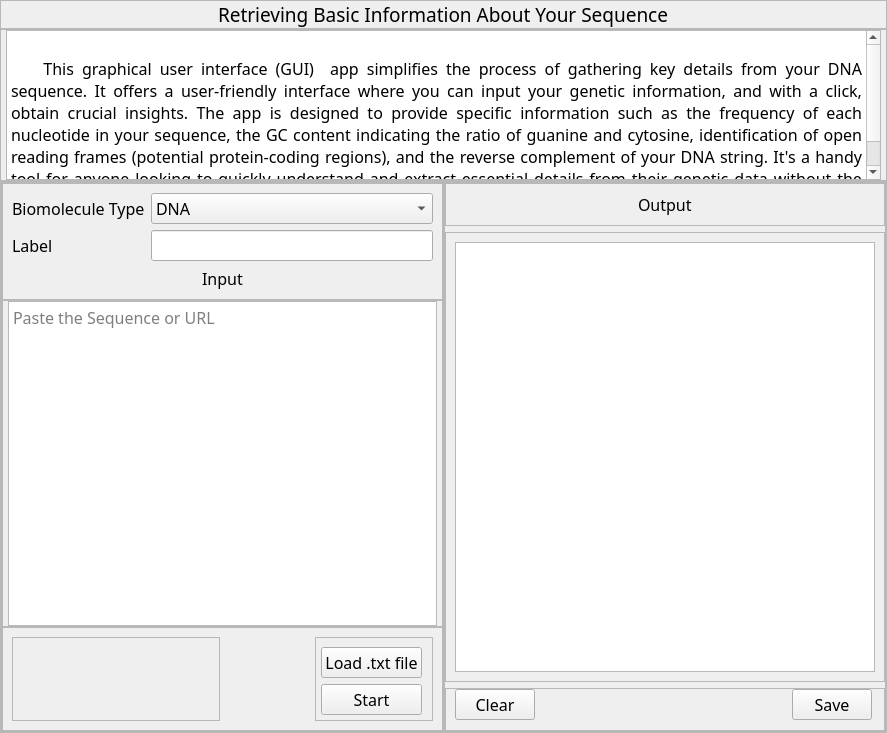
First picture: the form in ui/tabs/basic_info.ui, repository bryancastillo10/BioBytes-PairSync, before the edit.
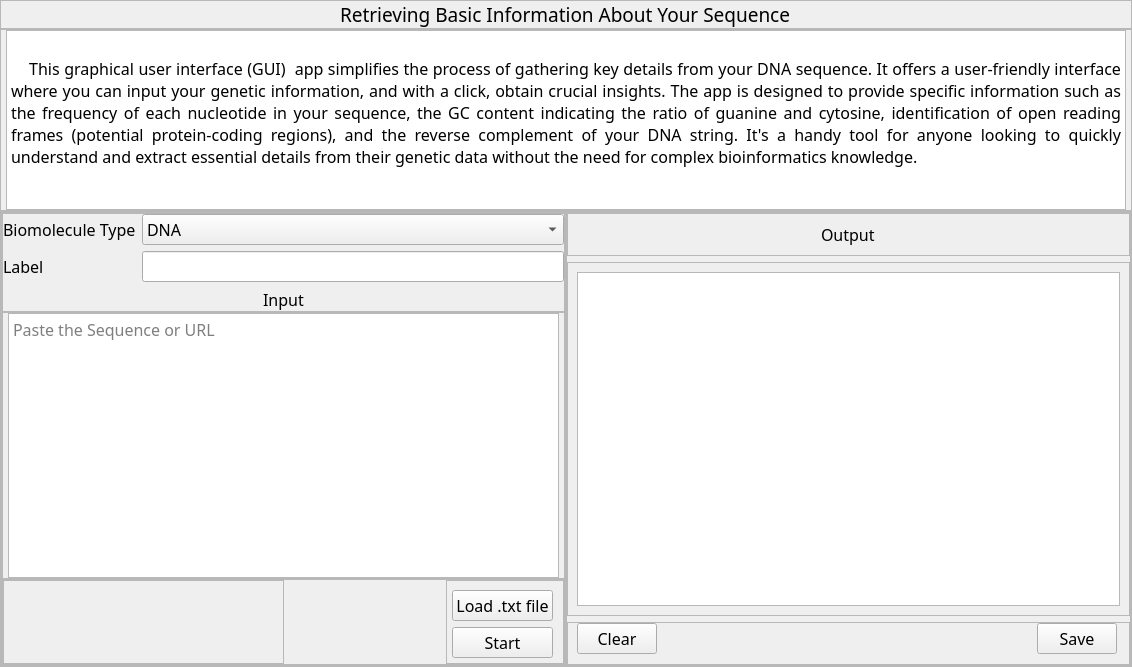
Second picture: the form after the edit. Icons and pictures are not drawn.

Commit message: remove border on QTabWidget

What changed in the file:
```diff
--- a/ui/tabs/basic_info.ui
+++ b/ui/tabs/basic_info.ui
@@ -6,8 +6,8 @@
    <rect>
     <x>0</x>
     <y>0</y>
-    <width>887</width>
-    <height>733</height>
+    <width>1132</width>
+    <height>667</height>
    </rect>
   </property>
   <property name="font">
@@ -113,7 +113,7 @@
         <property name="maximumSize">
          <size>
           <width>16777215</width>
-          <height>150</height>
+          <height>180</height>
          </size>
         </property>
         <property name="autoFillBackground">
@@ -126,8 +126,8 @@
          <string>&lt;!DOCTYPE HTML PUBLIC &quot;-//W3C//DTD HTML 4.0//EN&quot; &quot;http://www.w3.org/TR/REC-html40/strict.dtd&quot;&gt;
 &lt;html&gt;&lt;head&gt;&lt;meta name=&quot;qrichtext&quot; content=&quot;1&quot; /&gt;&lt;style type=&quot;text/css&quot;&gt;
 p, li { white-space: pre-wrap; }
-&lt;/style&gt;&lt;/head&gt;&lt;body style=&quot; font-family:'MS Shell Dlg 2'; font-size:7.8pt; font-weight:400; font-style:normal;&quot;&gt;
-&lt;p align=&quot;justify&quot; style=&quot; margin-top:0px; margin-bottom:0px; margin-left:0px; margin-right:0px; -qt-block-indent:0; text-indent:0px;&quot;&gt;&lt;span style=&quot; font-family:'PMingLiU'; font-size:12pt;&quot;&gt;&lt;br /&gt;    This graphical user interface (GUI)  app simplifies the process of gathering key details from your DNA sequence. It offers a user-friendly interface where you can input your genetic information, and with a click, obtain crucial insights. The app is designed to provide specific information such as the frequency of each nucleotide in your sequence, the GC content indicating the ratio of guanine and cytosine, identification of open reading frames (potential protein-coding regions), and the reverse complement of your DNA string. It's a handy tool for anyone looking to quickly understand and extract essential details from their genetic data without the need for complex bioinformatics knowledge.&lt;/span&gt;&lt;/p&gt;&lt;/body&gt;&lt;/html&gt;</string>
+&lt;/style&gt;&lt;/head&gt;&lt;body style=&quot; font-family:'Noto Sans'; font-size:12pt; font-weight:400; font-style:normal;&quot;&gt;
+&lt;p align=&quot;justify&quot; style=&quot; margin-top:0px; margin-bottom:0px; margin-left:0px; margin-right:0px; -qt-block-indent:0; text-indent:0px;&quot;&gt;&lt;span style=&quot; font-family:'PMingLiU';&quot;&gt;&lt;br /&gt;    This graphical user interface (GUI)  app simplifies the process of gathering key details from your DNA sequence. It offers a user-friendly interface where you can input your genetic information, and with a click, obtain crucial insights. The app is designed to provide specific information such as the frequency of each nucleotide in your sequence, the GC content indicating the ratio of guanine and cytosine, identification of open reading frames (potential protein-coding regions), and the reverse complement of your DNA string. It's a handy tool for anyone looking to quickly understand and extract essential details from their genetic data without the need for complex bioinformatics knowledge.&lt;/span&gt;&lt;/p&gt;&lt;/body&gt;&lt;/html&gt;</string>
         </property>
        </widget>
       </item>
@@ -200,6 +200,18 @@
             <enum>QFrame::Raised</enum>
            </property>
            <layout class="QGridLayout" name="gridLayout_3">
+            <property name="leftMargin">
+             <number>0</number>
+            </property>
+            <property name="topMargin">
+             <number>0</number>
+            </property>
+            <property name="rightMargin">
+             <number>0</number>
+            </property>
+            <property name="bottomMargin">
+             <number>0</number>
+            </property>
             <item row="0" column="0">
              <widget class="QLabel" name="label_2">
               <property name="text">
@@ -305,6 +317,21 @@
             <enum>QFrame::Raised</enum>
            </property>
            <layout class="QHBoxLayout" name="horizontalLayout_2">
+            <property name="spacing">
+             <number>0</number>
+            </property>
+            <property name="leftMargin">
+             <number>0</number>
+            </property>
+            <property name="topMargin">
+             <number>0</number>
+            </property>
+            <property name="rightMargin">
+             <number>0</number>
+            </property>
+            <property name="bottomMargin">
+             <number>0</number>
+            </property>
             <item>
              <widget class="QFrame" name="frame_13">
               <property name="frameShape">
```
The commit also changes 2 other files.
